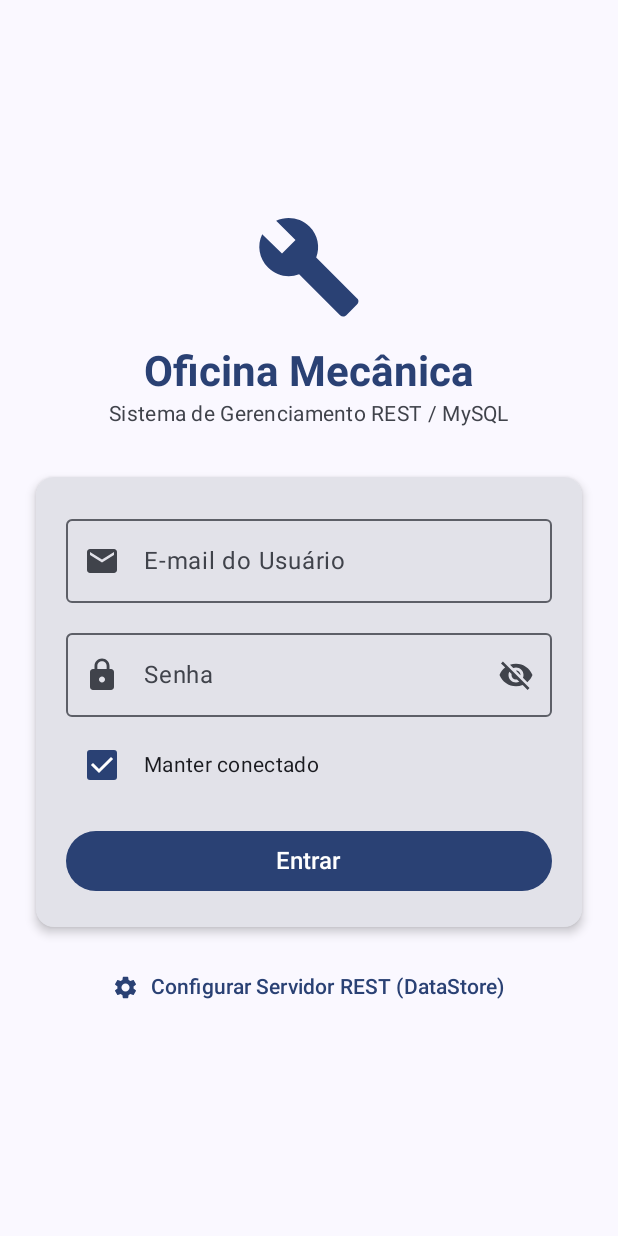
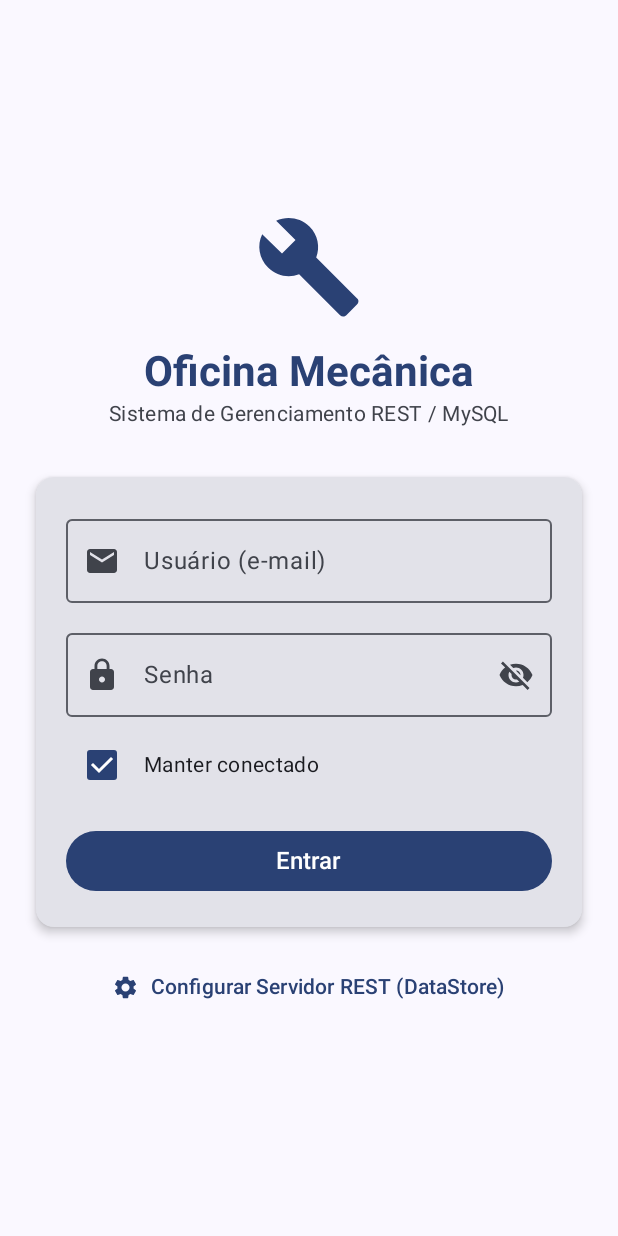
Before and after one commit to Machado143/edi-, an Android app built with Jetpack Compose: the screen it shows after launch (MainActivity), on a phone screen of 412 x 824 dp. Run offline under Robolectric (Android 15) with nearby library versions, the phone set to English and light mode, and no system bars; network calls fail.

Commit message:
feat: login label

```diff
--- a/app/src/main/java/com/exemplo/oficina/ui/screens/LoginScreen.kt
+++ b/app/src/main/java/com/exemplo/oficina/ui/screens/LoginScreen.kt
@@ -114,7 +114,7 @@ fun LoginScreen(
                     OutlinedTextField(
                         value = state.emailInput,
                         onValueChange = viewModel::onEmailChange,
-                        label = { Text("E-mail do Usuário") },
+                        label = { Text("Usuário (e-mail)") },
                         leadingIcon = { Icon(Icons.Default.Email, contentDescription = null) },
                         modifier = Modifier.fillMaxWidth(),
                         singleLine = true,
```
